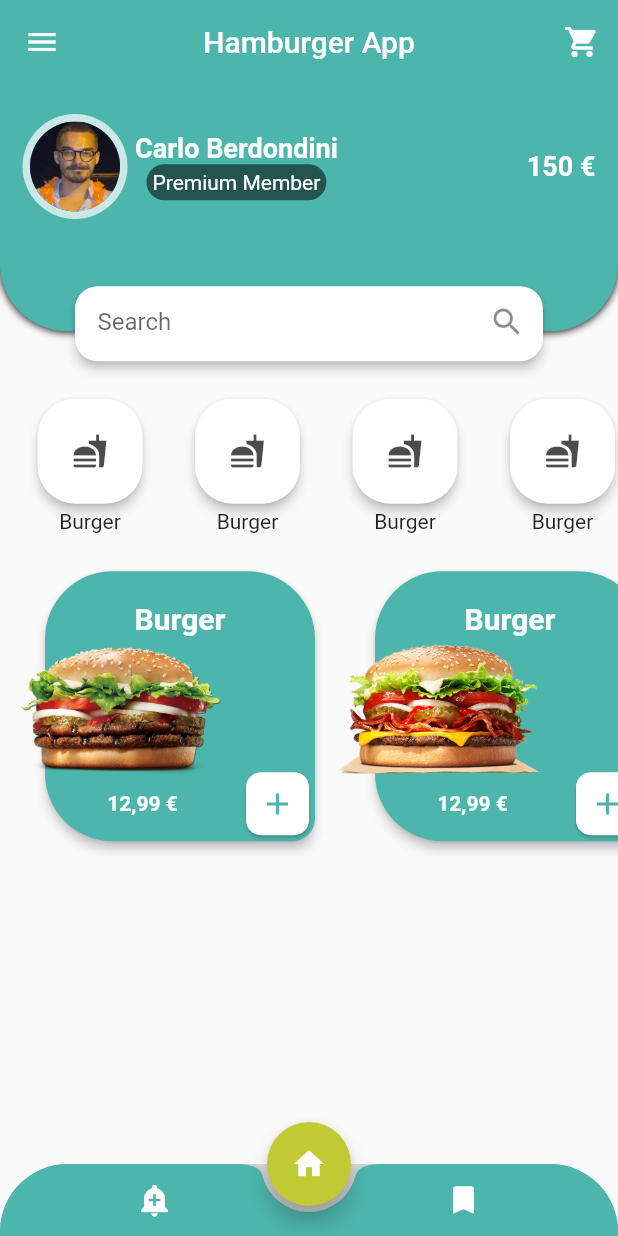
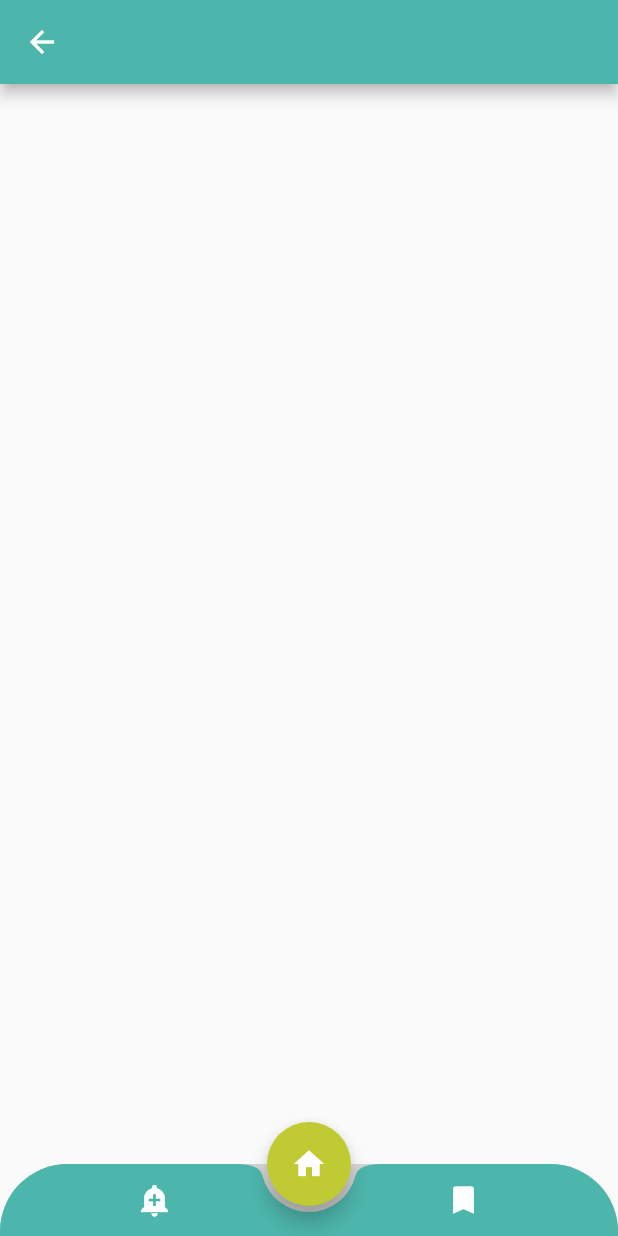
Before and after one commit to carloberd/hamburger_app, a Flutter app: the screen it shows after launch, after a tap on "Burger", on a phone screen of 412 x 824 dp. Run offline on Flutter 3.47's test engine with Material 2 defaults, Android fonts, the phone set to English and light mode, and no system bars.

Commit message:
Add new burger page and route to main page

```diff
--- /dev/null
+++ b/lib/burger_page.dart
@@ -0,0 +1,56 @@
+import 'package:flutter/material.dart';
+import 'main.dart';
+
+class BurgerPage extends StatefulWidget {
+  static const tag = 'burger_page';
+  const BurgerPage({Key? key}) : super(key: key);
+
+  @override
+  _BurgerPageState createState() => _BurgerPageState();
+}
+
+class _BurgerPageState extends State<BurgerPage> {
+  @override
+  Widget build(BuildContext context) {
+    return Scaffold(
+      appBar: AppBar(),
+      extendBody: true,
+      floatingActionButtonLocation: FloatingActionButtonLocation.centerDocked,
+      floatingActionButton: FloatingActionButton(
+        onPressed: () {
+          Navigator.of(context).pushNamed(MyApp.tag);
+        },
+        child: const Icon(Icons.home),
+      ),
+      bottomNavigationBar: ClipRRect(
+        borderRadius: const BorderRadius.vertical(
+          top: Radius.circular(45),
+        ),
+        child: Container(
+          color: Colors.black12,
+          child: BottomAppBar(
+            shape: const CircularNotchedRectangle(),
+            child: Row(
+              children: [
+                const Spacer(),
+                IconButton(
+                  onPressed: () {},
+                  icon: const Icon(Icons.add_alert),
+                  color: Colors.white,
+                ),
+                const Spacer(),
+                const Spacer(),
+                IconButton(
+                  onPressed: () {},
+                  icon: const Icon(Icons.bookmark),
+                  color: Colors.white,
+                ),
+                const Spacer(),
+              ],
+            ),
+          ),
+        ),
+      ),
+    );
+  }
+}
--- a/lib/hamburger_list.dart
+++ b/lib/hamburger_list.dart
@@ -1,4 +1,5 @@
 import 'package:flutter/material.dart';
+import 'burger_page.dart';
 
 class HamburgerList extends StatefulWidget {
   const HamburgerList({Key? key}) : super(key: key);
@@ -78,7 +79,7 @@ class _HamburgerListState extends State<HamburgerList> {
                 ),
                 child: GestureDetector(
                   onTap: () {
-                    // TODO Navigator
+                    Navigator.of(context).pushNamed(BurgerPage.tag);
                   },
                   child: Card(
                     child: Padding(
@@ -140,7 +141,7 @@ class _HamburgerListState extends State<HamburgerList> {
               Positioned(
                 child: GestureDetector(
                   onTap: () {
-                    //TODO Navigator
+                    Navigator.of(context).pushNamed(BurgerPage.tag);
                   },
                   child: index == 0
                       ? firstImage
--- a/lib/main.dart
+++ b/lib/main.dart
@@ -2,12 +2,14 @@ import 'package:flutter/material.dart';
 import 'header.dart';
 import 'categories.dart';
 import 'hamburger_list.dart';
+import 'burger_page.dart';
 
 void main() {
   runApp(const MyApp());
 }
 
 class MyApp extends StatelessWidget {
+  static const tag = 'main';
   const MyApp({Key? key}) : super(key: key);
 
   @override
@@ -27,6 +29,10 @@ class MyApp extends StatelessWidget {
       ),
       debugShowCheckedModeBanner: false,
       home: const Hamburger(),
+      routes: {
+        MyApp.tag: (_) => const Hamburger(),
+        BurgerPage.tag: (_) => const BurgerPage()
+      },
     );
   }
 }
@@ -68,7 +74,9 @@ class _HamburgerState extends State<Hamburger> {
       extendBody: true,
       floatingActionButtonLocation: FloatingActionButtonLocation.centerDocked,
       floatingActionButton: FloatingActionButton(
-        onPressed: () {},
+        onPressed: () {
+          Navigator.of(context).pushNamed(MyApp.tag);
+        },
         child: const Icon(Icons.home),
       ),
       bottomNavigationBar: ClipRRect(
```
